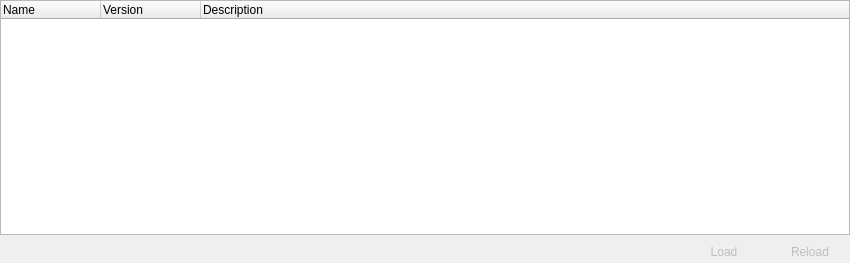
Qt form core/rzxloader.ui (Fruneau/qRezix) before a commit.
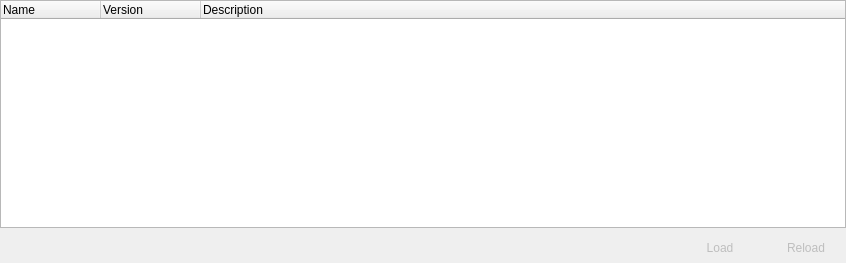
The same form after that commit.

Commit message: Rajoute un petit texte explicatif pour que l'utilisateur ne s'inquiÃšte pas du manque d'effet de load/unload/reload sur les builtins

```diff
--- a/core/rzxloader.ui
+++ b/core/rzxloader.ui
@@ -8,7 +8,7 @@
    <rect>
     <x>0</x>
     <y>0</y>
-    <width>850</width>
+    <width>846</width>
     <height>263</height>
    </rect>
   </property>
@@ -22,7 +22,53 @@
    <property name="spacing" >
     <number>6</number>
    </property>
-   <item row="0" column="0" colspan="3" >
+   <item row="1" column="0" >
+    <widget class="QLabel" name="lblReboot" >
+     <property name="text" >
+      <string/>
+     </property>
+    </widget>
+   </item>
+   <item row="1" column="1" >
+    <spacer>
+     <property name="orientation" >
+      <enum>Qt::Horizontal</enum>
+     </property>
+     <property name="sizeHint" >
+      <size>
+       <width>101</width>
+       <height>29</height>
+      </size>
+     </property>
+    </spacer>
+   </item>
+   <item row="1" column="2" >
+    <widget class="QPushButton" name="btnLoad" >
+     <property name="enabled" >
+      <bool>false</bool>
+     </property>
+     <property name="text" >
+      <string>Load</string>
+     </property>
+     <property name="flat" >
+      <bool>true</bool>
+     </property>
+    </widget>
+   </item>
+   <item row="1" column="3" >
+    <widget class="QPushButton" name="btnReload" >
+     <property name="enabled" >
+      <bool>false</bool>
+     </property>
+     <property name="text" >
+      <string>Reload</string>
+     </property>
+     <property name="flat" >
+      <bool>true</bool>
+     </property>
+    </widget>
+   </item>
+   <item row="0" column="0" colspan="4" >
     <widget class="QTreeWidget" name="treeModules" >
      <property name="iconSize" >
       <size>
@@ -56,45 +102,6 @@
      </column>
     </widget>
    </item>
-   <item row="1" column="0" >
-    <spacer>
-     <property name="orientation" >
-      <enum>Qt::Horizontal</enum>
-     </property>
-     <property name="sizeHint" >
-      <size>
-       <width>571</width>
-       <height>20</height>
-      </size>
-     </property>
-    </spacer>
-   </item>
-   <item row="1" column="2" >
-    <widget class="QPushButton" name="btnReload" >
-     <property name="enabled" >
-      <bool>false</bool>
-     </property>
-     <property name="text" >
-      <string>Reload</string>
-     </property>
-     <property name="flat" >
-      <bool>true</bool>
-     </property>
-    </widget>
-   </item>
-   <item row="1" column="1" >
-    <widget class="QPushButton" name="btnLoad" >
-     <property name="enabled" >
-      <bool>false</bool>
-     </property>
-     <property name="text" >
-      <string>Load</string>
-     </property>
-     <property name="flat" >
-      <bool>true</bool>
-     </property>
-    </widget>
-   </item>
   </layout>
  </widget>
  <layoutdefault spacing="6" margin="0" />
```
Left out of the diff: 1 changed line with no effect on the pictures. The commit also changes 2 other files.
